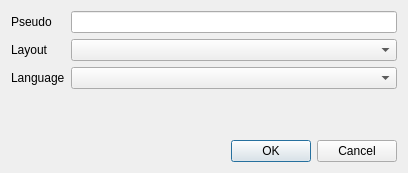
The window that src/ui/options.ui (AzariasB/QTypingTest) describes before a commit, drawn with Qt 5.
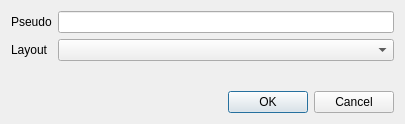
The same window after the commit.

```diff
--- a/src/ui/options.ui
+++ b/src/ui/options.ui
@@ -6,8 +6,8 @@
    <rect>
     <x>0</x>
     <y>0</y>
-    <width>408</width>
-    <height>173</height>
+    <width>405</width>
+    <height>124</height>
    </rect>
   </property>
   <property name="windowTitle">
@@ -36,16 +36,6 @@
      <item row="2" column="1">
       <widget class="QComboBox" name="comboBox_layout"/>
      </item>
-     <item row="3" column="0">
-      <widget class="QLabel" name="label">
-       <property name="text">
-        <string>Language</string>
-       </property>
-      </widget>
-     </item>
-     <item row="3" column="1">
-      <widget class="QComboBox" name="comboBox_language"/>
-     </item>
     </layout>
    </item>
    <item row="1" column="0">
```
